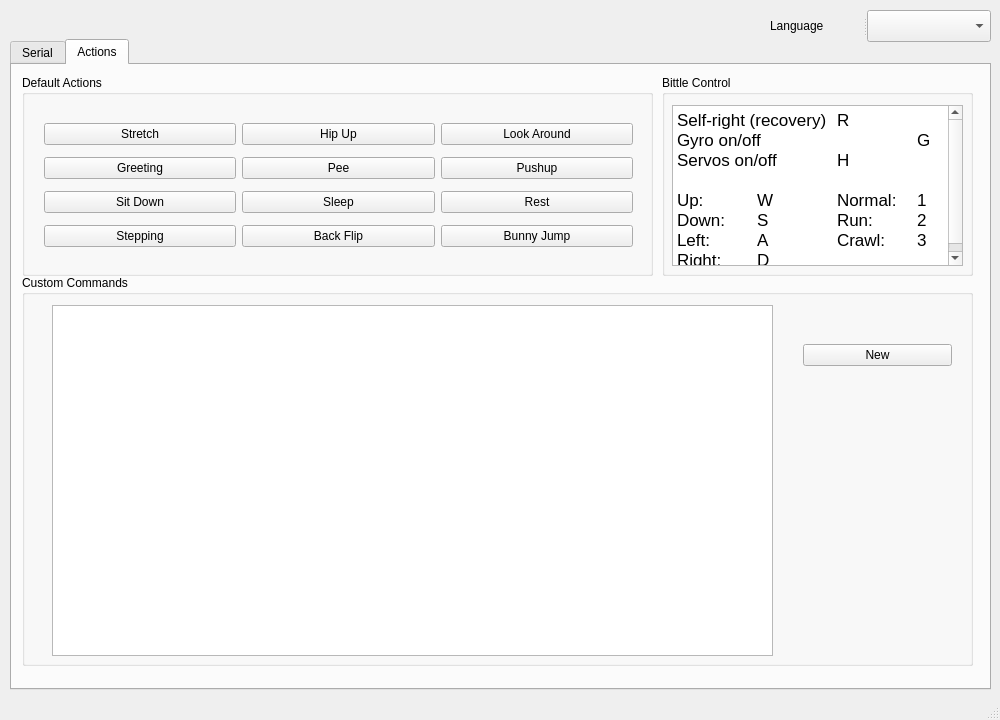
Qt form ui/MainWindow.ui (PetoiCamp/PetoiControllerQt) before a commit.
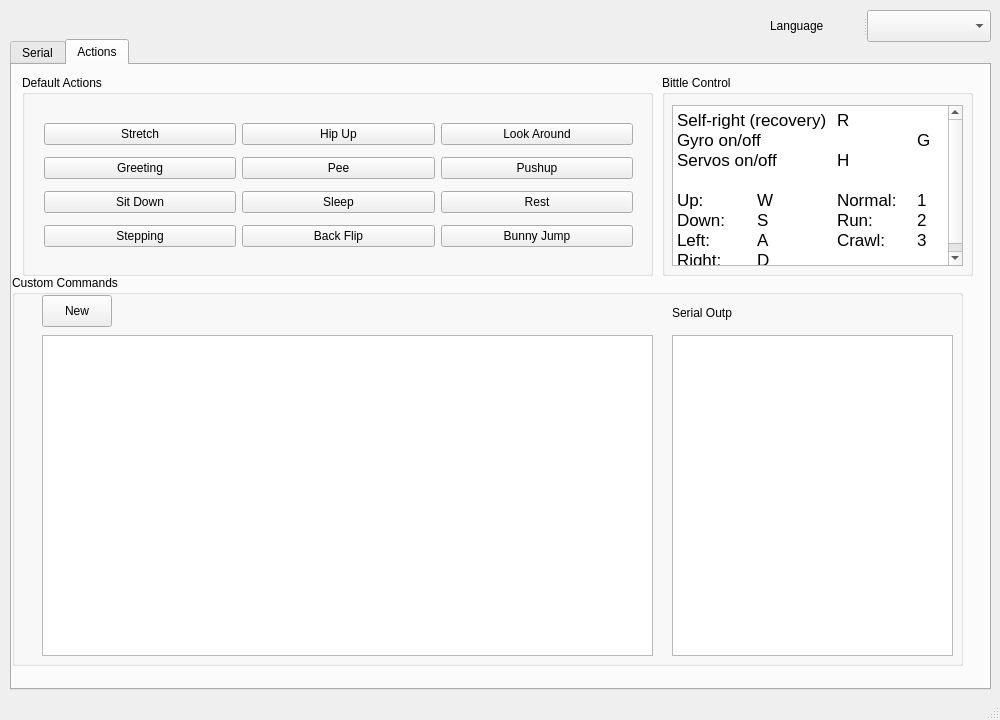
The same form after that commit. Icons and pictures are not drawn.

The edit to the form file:
```diff
--- a/ui/MainWindow.ui
+++ b/ui/MainWindow.ui
@@ -618,7 +618,7 @@
      <widget class="QGroupBox" name="groupBoxCustomActions">
       <property name="geometry">
        <rect>
-        <x>10</x>
+        <x>0</x>
         <y>210</y>
         <width>951</width>
         <height>391</height>
@@ -631,30 +631,47 @@
        <property name="geometry">
         <rect>
          <x>30</x>
-         <y>30</y>
-         <width>721</width>
-         <height>351</height>
+         <y>60</y>
+         <width>611</width>
+         <height>321</height>
         </rect>
        </property>
       </widget>
-      <widget class="QWidget" name="layoutWidget_8">
+      <widget class="QTextBrowser" name="textTerminalOutput2">
        <property name="geometry">
         <rect>
-         <x>770</x>
+         <x>660</x>
+         <y>60</y>
+         <width>281</width>
+         <height>321</height>
+        </rect>
+       </property>
+      </widget>
+      <widget class="QLabel" name="label">
+       <property name="geometry">
+        <rect>
+         <x>660</x>
          <y>30</y>
-         <width>171</width>
-         <height>101</height>
+         <width>60</width>
+         <height>16</height>
         </rect>
        </property>
-       <layout class="QVBoxLayout" name="verticalLayout_2">
-        <item>
-         <widget class="QPushButton" name="buttonCmdAdd">
-          <property name="text">
-           <string>New</string>
-          </property>
-         </widget>
-        </item>
-       </layout>
+       <property name="text">
+        <string>Serial Output</string>
+       </property>
+      </widget>
+      <widget class="QPushButton" name="buttonCmdAdd">
+       <property name="geometry">
+        <rect>
+         <x>30</x>
+         <y>20</y>
+         <width>70</width>
+         <height>32</height>
+        </rect>
+       </property>
+       <property name="text">
+        <string>New</string>
+       </property>
       </widget>
      </widget>
     </widget>
```
